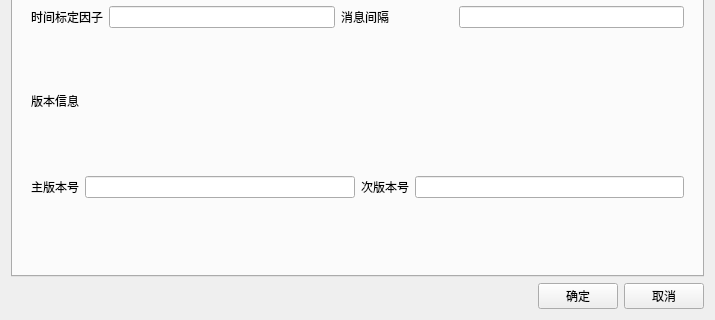
Old version of the form deviceModel/bodyFrameCfgWidget.ui in the repository RobbinLin7/ARINC659-SIM; both pictures show x 0 to 715 and y 181 to 501 of the 715 by 501 pixel window.
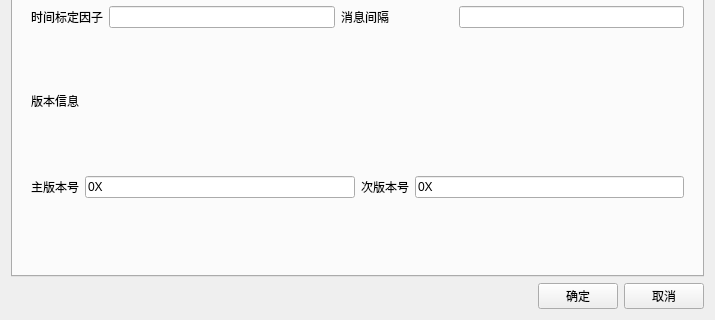
New version of the form. The open tabs and pages were chosen to show the change.

The edit to the form file:
```diff
--- a/deviceModel/bodyFrameCfgWidget.ui
+++ b/deviceModel/bodyFrameCfgWidget.ui
@@ -133,7 +133,11 @@
            </widget>
           </item>
           <item row="2" column="1">
-           <widget class="QLineEdit" name="majorVersionNumber_lineEdit"/>
+           <widget class="QLineEdit" name="majorVersionNumber_lineEdit">
+            <property name="text">
+             <string>0X</string>
+            </property>
+           </widget>
           </item>
           <item row="2" column="0">
            <widget class="QLabel" name="label_7">
@@ -169,7 +173,11 @@
            </spacer>
           </item>
           <item row="2" column="3">
-           <widget class="QLineEdit" name="subVersionNumber_lineEdit"/>
+           <widget class="QLineEdit" name="subVersionNumber_lineEdit">
+            <property name="text">
+             <string>0X</string>
+            </property>
+           </widget>
           </item>
           <item row="0" column="0">
            <widget class="QLabel" name="label_6">
```
